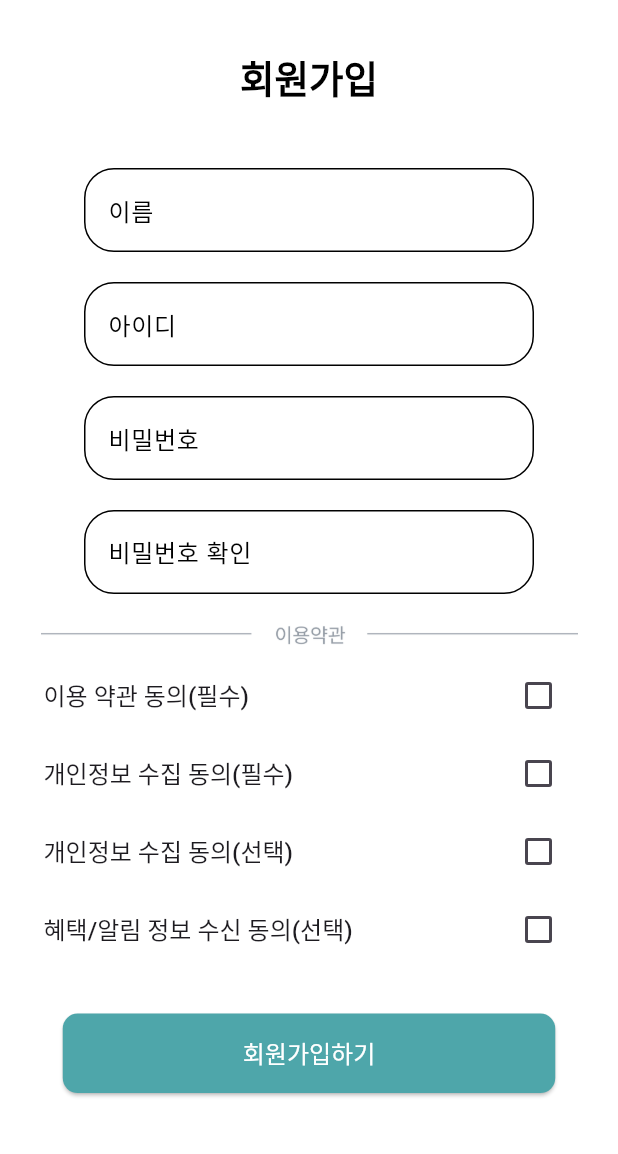
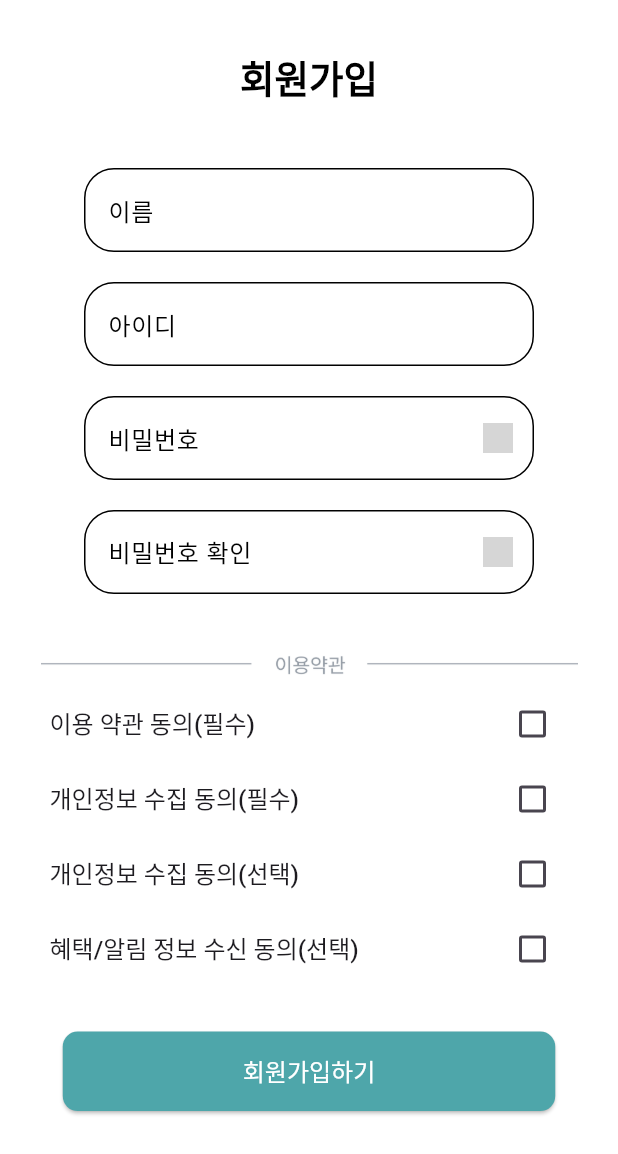
Before and after one commit to SongsBy/Sandori, a Flutter app: the Loginscreen screen opened directly, after a tap on "회원가입하기", on a phone screen of 412 x 824 dp. Shown: the top 1154 px of the screen. Run offline on Flutter 3.47's test engine with Material 3 defaults, Android fonts, the phone set to English and light mode, and no system bars; Roboto replaces fonts that are missing (Pretendard); grey boxes are pictures that could not be loaded.

Commit message:
SigninScreen.dart

```diff
--- a/lib/screen/LoginScreen.dart
+++ b/lib/screen/LoginScreen.dart
@@ -37,7 +37,7 @@ class _LoginscreenState extends State<Loginscreen> {
               alignment: Alignment.center,
               child: Column(
                 children: [
-                  SizedBox(height: 10),
+                  SizedBox(height: 60),
 
                   /// 상단 이미지와 텍스트
                   _Top(),
@@ -106,7 +106,7 @@ class _Top extends StatelessWidget {
         Text('쉽게 로그인하고', style: mediumText?.copyWith(fontSize: 22)),
         padding,
         Text('다양한 서비스를 이용해봐요', style: titleLarge?.copyWith(fontSize: 26)),
-        SizedBox(height: 50),
+        SizedBox(height: 30),
       ],
     );
   }
--- a/lib/screen/SignInGateScreen.dart
+++ b/lib/screen/SignInGateScreen.dart
@@ -21,7 +21,7 @@ class SignInGateScreen extends StatelessWidget {
 
                 ///중단
                 _Middle(textTheme: textTheme),
-                paddingY(2),
+                paddingY(4),
 
                 ///상단
                 Padding(padding: const EdgeInsets.all(16.0), child: _Top()),
@@ -58,7 +58,7 @@ class _Top extends StatelessWidget {
   @override
   Widget build(BuildContext context) {
     return Align(
-      alignment: Alignment(-0.1, 1),
+      alignment: Alignment(1, 1),
       child: Image.asset('assets/img/saldol.png'),
     );
   }
--- a/lib/screen/SigninScreen.dart
+++ b/lib/screen/SigninScreen.dart
@@ -8,13 +8,14 @@ class Signinscreen extends StatefulWidget {
 }
 
 class _SigninscreenState extends State<Signinscreen> {
+  String passwordCheckText ='';
   bool isChecked = false;
 
   final List<Map<String, dynamic>> signintext = [
-    {'header': '이름'},
-    {'header': '아이디'},
-    {'header': '비밀번호'},
-    {'header': '비밀번호 확인'},
+    {'header': '이름', 'obscure' : false, 'showicon': false, 'controller': TextEditingController()},
+    {'header': '아이디','obscure' : false, 'showicon': false, 'controller': TextEditingController()},
+    {'header': '비밀번호','obscure' : true, 'showicon': true, 'controller': TextEditingController()},
+    {'header': '비밀번호 확인','obscure' : true, 'showicon': true, 'controller': TextEditingController()},
   ];
 
   final List<Map<String, dynamic>> agreeText = [
@@ -23,6 +24,32 @@ class _SigninscreenState extends State<Signinscreen> {
     {'title': '개인정보 수집 동의(선택)','checked': false},
     {'title': '혜택/알림 정보 수신 동의(선택)','checked': false},
   ];
+
+  @override
+  initState(){
+    super.initState();
+    signintext[2]['controller'].addListener(_checkPasswordMatch);
+    signintext[3]['controller'].addListener(_checkPasswordMatch);
+  }
+
+  void _checkPasswordMatch(){
+    final pw = signintext[2]['controller'].text;
+    final res = signintext[3]['controller'].text;
+
+    setState(() {
+      if(res.isEmpty)
+      {
+        passwordCheckText = '비밀번호가 다릅니다';
+      }else if (pw == res)
+      {
+        passwordCheckText = '비밀번호가 일치합니다!';
+      }else
+      {
+        passwordCheckText = '비밀번호가 다릅니다';
+      }
+    });
+  }
+
   @override
   Widget build(BuildContext context) {
     final mediumText = Theme.of(context).textTheme.displayMedium;
@@ -31,6 +58,8 @@ class _SigninscreenState extends State<Signinscreen> {
     final baseButtonStyle = RoundedRectangleBorder(
       borderRadius: BorderRadius.circular(10),
     );
+
+
     return Scaffold(
       backgroundColor: Colors.white,
       body: GestureDetector(
@@ -58,17 +87,41 @@ class _SigninscreenState extends State<Signinscreen> {
                     ),
 
                     Column(
-                      children:
-                          signintext
+                      children: signintext
+                          .asMap()
+                          .entries
                           .map(
-                                (item) => Padding(
+                            (entry) {
+                          int index = entry.key;
+                          final item = entry.value;
+
+                          return Column(
+                            children: [
+                              Padding(
                                 padding: const EdgeInsets.all(8.0),
                                 child: Container(
                                   width: 300,
                                   height: 60,
                                   child: TextField(
+                                    controller: item['controller'],
+                                    obscureText: item['obscure'],
                                     decoration: InputDecoration(
                                       labelText: item['header'],
+                                      suffixIcon: item['showicon']
+                                          ? IconButton(
+                                        onPressed: () {
+                                          setState(() {
+                                            signintext[index]['obscure'] =
+                                            !signintext[index]['obscure'];
+                                          });
+                                        },
+                                        icon: SizedBox(
+                                          width: 20,
+                                          height: 20,
+                                          child: Image.asset('assets/img/pwicon.png'),
+                                        ),
+                                      )
+                                          : null,
                                       labelStyle: TextStyle(color: Colors.black),
                                       enabledBorder: OutlineInputBorder(
                                         borderRadius: BorderRadius.circular(20.0),
@@ -83,8 +136,17 @@ class _SigninscreenState extends State<Signinscreen> {
                                   ),
                                 ),
                               ),
+                              if (index == 3)
+                                Text(
+                                  passwordCheckText,
+                                  style: TextStyle(
+                                      color: passwordCheckText.contains('일치') ? Colors.green : Colors.red
+                                  ),
                                 )
-                              .toList(),
+                            ],
+                          );
+                        },
+                      ).toList(),
                     ),
                     Padding(
                       padding: const EdgeInsets.symmetric(horizontal: 27.0),
@@ -103,7 +165,7 @@ class _SigninscreenState extends State<Signinscreen> {
                           final item = entry.value;
 
                           return Padding(
-                            padding: const EdgeInsets.all(2.0),
+                            padding: const EdgeInsets.symmetric(horizontal: 6.0, vertical:1.0),
                             child: Row(
                               mainAxisAlignment: MainAxisAlignment.spaceBetween,
                               crossAxisAlignment: CrossAxisAlignment.center,
```
Also changed, not shown: 1 other file. Lines whose indentation alone changed are shown as unchanged.
